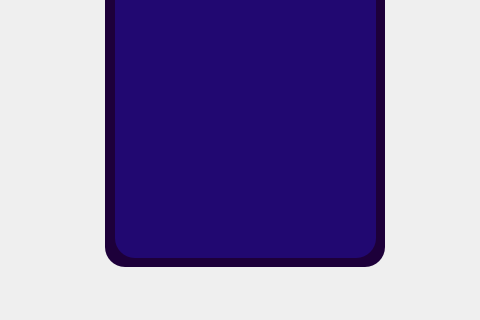
The window that Scribble/Scribble/Login.ui (PopescuFilip/Scribble) describes before a commit, drawn with Qt 5; both pictures show x 395 to 875 and y 400 to 720 of the 1280 by 720 pixel window.
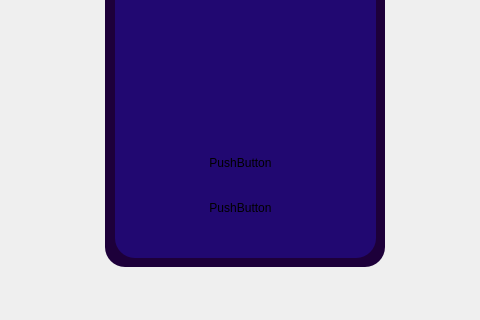
The same window after the commit.

What changed in the file:
```diff
--- a/Scribble/Scribble/Login.ui
+++ b/Scribble/Scribble/Login.ui
@@ -40,6 +40,52 @@
      <property name="styleSheet">
       <string notr="true">background-color: rgb(33, 8, 113);</string>
      </property>
+     <widget class="QPushButton" name="pushButton">
+      <property name="geometry">
+       <rect>
+        <x>50</x>
+        <y>280</y>
+        <width>151</width>
+        <height>31</height>
+       </rect>
+      </property>
+      <property name="text">
+       <string>PushButton</string>
+      </property>
+     </widget>
+     <widget class="QPushButton" name="pushButton_2">
+      <property name="geometry">
+       <rect>
+        <x>60</x>
+        <y>330</y>
+        <width>131</width>
+        <height>21</height>
+       </rect>
+      </property>
+      <property name="text">
+       <string>PushButton</string>
+      </property>
+     </widget>
+     <widget class="QLineEdit" name="lineEdit">
+      <property name="geometry">
+       <rect>
+        <x>60</x>
+        <y>110</y>
+        <width>113</width>
+        <height>21</height>
+       </rect>
+      </property>
+     </widget>
+     <widget class="QLineEdit" name="lineEdit_2">
+      <property name="geometry">
+       <rect>
+        <x>60</x>
+        <y>180</y>
+        <width>113</width>
+        <height>21</height>
+       </rect>
+      </property>
+     </widget>
     </widget>
    </widget>
   </widget>
```
